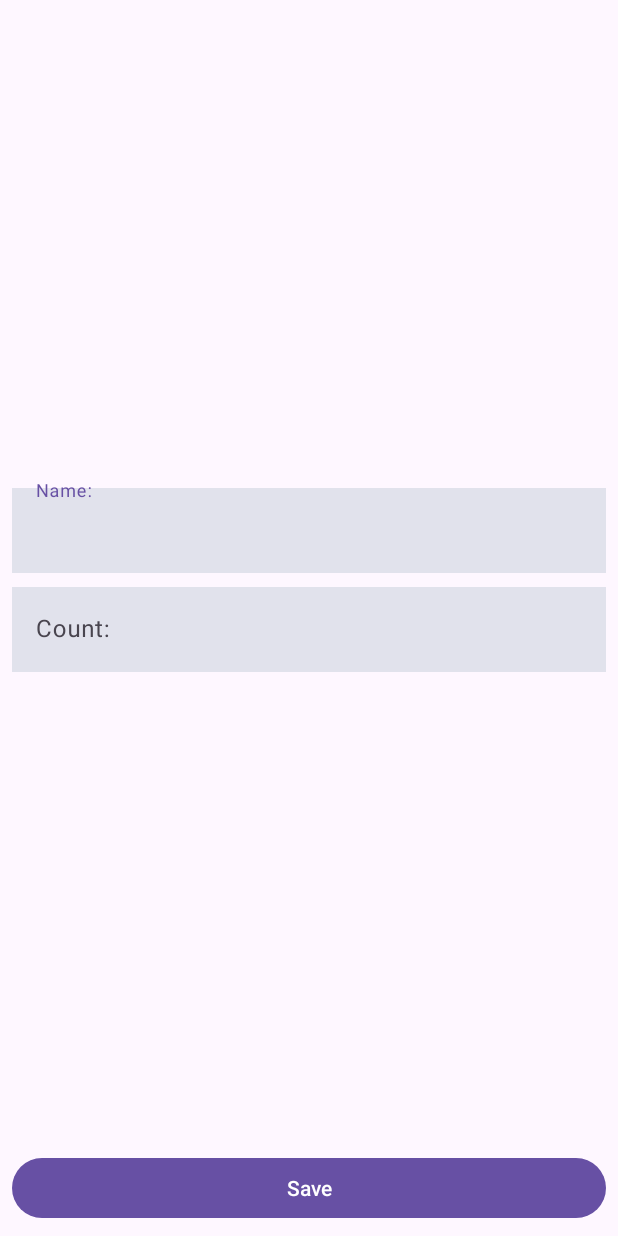
After one commit to hatsker-chan/ShoppingList, an Android app: the ShopItemActivity screen opened directly, with no data from a screen before it, on a phone screen of 412 x 824 dp. The commit adds this screen. Run offline under Robolectric (Android 15) with nearby library versions, the phone set to English and light mode, and no system bars.

Commit message:
finish ShopItemViewModel

```diff
--- a/app/src/main/AndroidManifest.xml
+++ b/app/src/main/AndroidManifest.xml
@@ -13,6 +13,10 @@
         android:theme="@style/Theme.ShoppingList"
         tools:targetApi="31">
         <activity
+            android:name=".presentation.ShopItemActivity"
+            android:exported="false"
+            android:windowSoftInputMode="adjustResize"/>
+        <activity
             android:name=".presentation.MainActivity"
             android:exported="true">
             <intent-filter>
--- a/app/src/main/java/com/example/shoppinglist/domain/GetShopItemUseCase.kt
+++ b/app/src/main/java/com/example/shoppinglist/domain/GetShopItemUseCase.kt
@@ -1,4 +1,6 @@
 package com.example.shoppinglist.domain
+
+import androidx.lifecycle.LiveData
 
 class GetShopItemUseCase(private val shopListRepository: ShopListRepository) {
     fun getShopItem(shopItemId: Int): ShopItem{
--- /dev/null
+++ b/app/src/main/java/com/example/shoppinglist/presentation/ShopItemActivity.kt
@@ -0,0 +1,17 @@
+package com.example.shoppinglist.presentation
+
+import androidx.appcompat.app.AppCompatActivity
+import android.os.Bundle
+import com.example.shoppinglist.R
+import com.example.shoppinglist.databinding.ActivityShopItemBinding
+
+class ShopItemActivity : AppCompatActivity() {
+
+    private lateinit var binding: ActivityShopItemBinding
+
+    override fun onCreate(savedInstanceState: Bundle?) {
+        super.onCreate(savedInstanceState)
+        binding = ActivityShopItemBinding.inflate(layoutInflater)
+        setContentView(binding.root)
+    }
+}
--- /dev/null
+++ b/app/src/main/res/layout/activity_shop_item.xml
@@ -0,0 +1,62 @@
+<?xml version="1.0" encoding="utf-8"?>
+<androidx.constraintlayout.widget.ConstraintLayout xmlns:android="http://schemas.android.com/apk/res/android"
+    xmlns:app="http://schemas.android.com/apk/res-auto"
+    xmlns:tools="http://schemas.android.com/tools"
+    android:layout_width="match_parent"
+    android:layout_height="match_parent"
+    tools:context=".presentation.ShopItemActivity">
+
+    <com.google.android.material.textfield.TextInputLayout
+        android:id="@+id/til_name"
+        android:layout_width="0dp"
+        android:layout_height="wrap_content"
+        android:layout_marginStart="8dp"
+        android:layout_marginEnd="8dp"
+        android:layout_marginBottom="4dp"
+        app:layout_constraintBottom_toTopOf="@+id/til_count"
+        app:layout_constraintEnd_toEndOf="parent"
+        app:layout_constraintHorizontal_bias="0.5"
+        app:layout_constraintStart_toStartOf="parent"
+        app:layout_constraintTop_toTopOf="parent"
+        app:layout_constraintVertical_chainStyle="packed">
+
+        <com.google.android.material.textfield.TextInputEditText
+            android:id="@+id/et_name"
+            android:layout_width="match_parent"
+            android:layout_height="wrap_content"
+            android:background="@color/material_dynamic_neutral_variant90"
+            android:hint="@string/name_hint"
+            android:inputType="number" />
+
+    </com.google.android.material.textfield.TextInputLayout>
+
+    <com.google.android.material.textfield.TextInputLayout
+        android:id="@+id/til_count"
+        android:layout_width="0dp"
+        android:layout_height="wrap_content"
+        android:layout_marginStart="8dp"
+        android:layout_marginEnd="8dp"
+        app:layout_constraintBottom_toTopOf="@+id/button_save"
+        app:layout_constraintEnd_toEndOf="parent"
+        app:layout_constraintStart_toStartOf="parent"
+        app:layout_constraintTop_toBottomOf="@+id/til_name">
+
+        <com.google.android.material.textfield.TextInputEditText
+            android:id="@+id/et_count"
+            android:layout_width="match_parent"
+            android:layout_height="wrap_content"
+            android:background="@color/material_dynamic_neutral_variant90"
+            android:hint="@string/count_hint"
+            android:inputType="textCapWords" />
+
+    </com.google.android.material.textfield.TextInputLayout>
+
+    <Button
+        android:id="@+id/button_save"
+        android:layout_width="match_parent"
+        android:layout_height="wrap_content"
+        android:text="@string/save"
+        android:layout_margin="8dp"
+        app:layout_constraintBottom_toBottomOf="parent" />
+
+</androidx.constraintlayout.widget.ConstraintLayout>
--- a/app/src/main/res/values/strings.xml
+++ b/app/src/main/res/values/strings.xml
@@ -1,4 +1,7 @@
 <resources>
     <string name="app_name">Shopping List</string>
     <string name="button_add_item_description">Add new item</string>
+    <string name="name_hint">Name:</string>
+    <string name="count_hint">Count:</string>
+    <string name="save">Save</string>
 </resources>
```
Also changed, not shown: app/src/main/java/com/example/shoppinglist/presentation/ShopItemViewModel.kt (added, +101 -0 lines).
